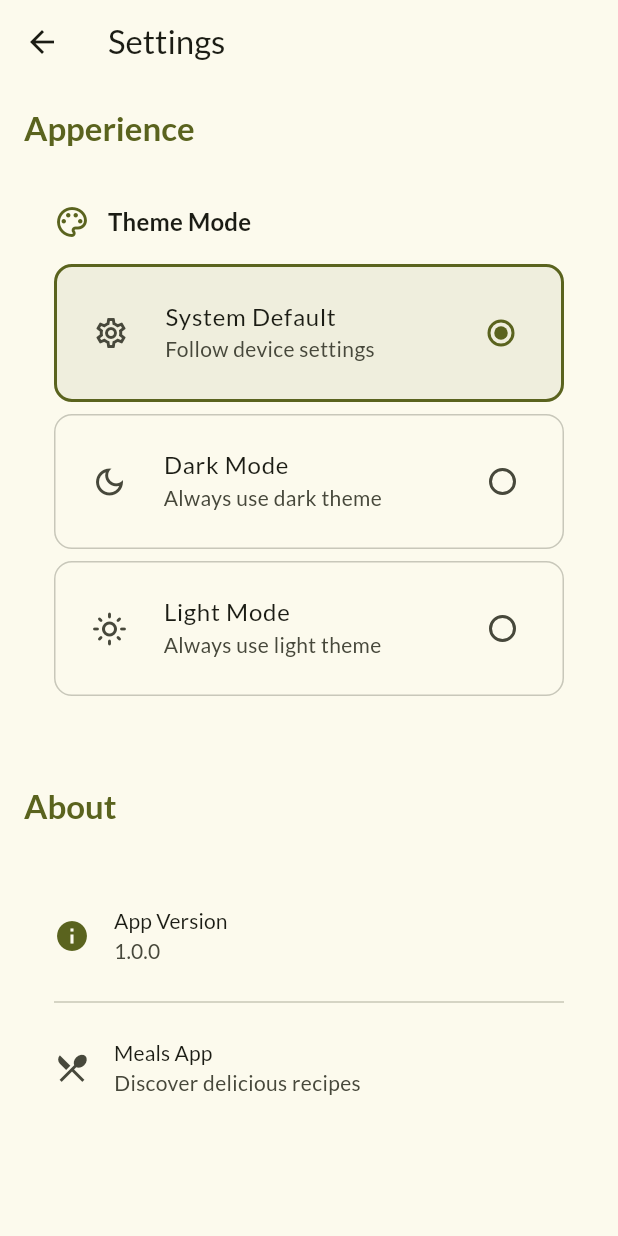
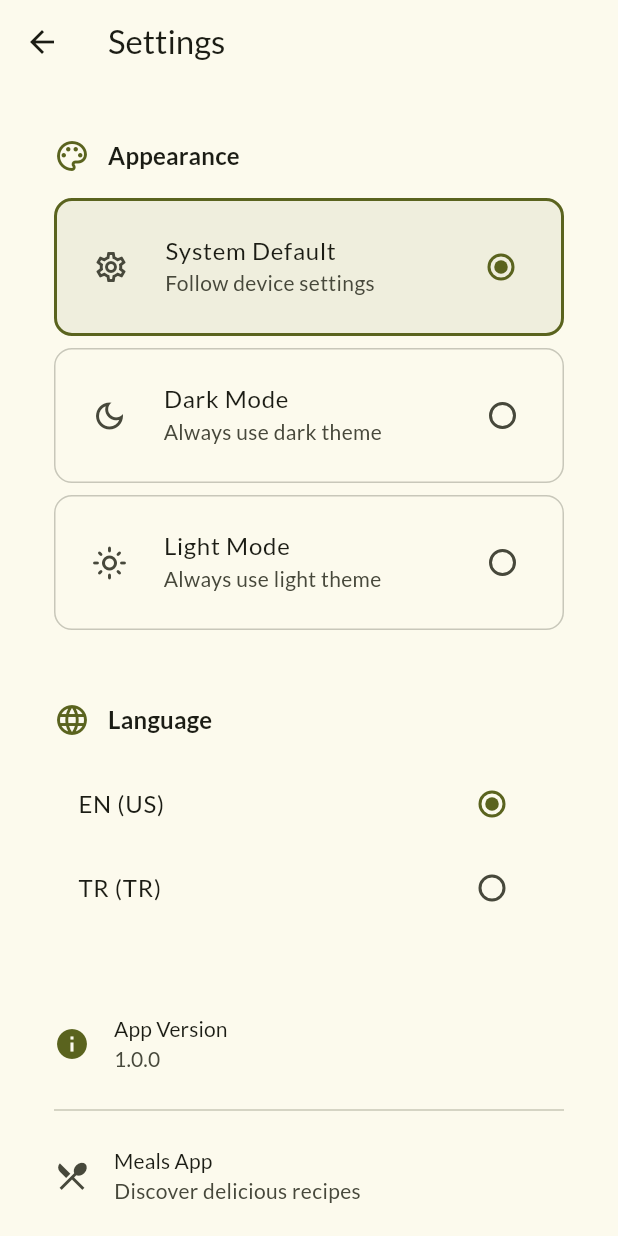
Before and after one commit to Flutter-Egitim/Meals-App, a Flutter app: the screen it shows after launch, after a tap on the "settings" icon, on a phone screen of 412 x 824 dp. Run offline on Flutter 3.47's test engine with Material 3 defaults, Android fonts, the phone set to English and light mode, and no system bars; our stand-ins replace easy_localization, google_fonts, shared_preferences, transparent_image.

```diff
--- a/lib/main.dart
+++ b/lib/main.dart
@@ -1,16 +1,25 @@
+import 'package:easy_localization/easy_localization.dart';
 import 'package:flutter/material.dart';
 import 'package:google_fonts/google_fonts.dart';
 import 'package:meals_app/providers/theme_provider.dart';
 import 'package:meals_app/widget_tree.dart';
 import 'package:provider/provider.dart';
 
-void main() {
+void main() async {
   WidgetsFlutterBinding.ensureInitialized();
+  await EasyLocalization.ensureInitialized();
 
   final themeProvider = ThemeProvider();
   themeProvider.loadThemeMode();
 
-  runApp(ChangeNotifierProvider.value(value: themeProvider, child: App()));
+  runApp(
+    EasyLocalization(
+      supportedLocales: [Locale('en', 'US'), Locale('tr', 'TR')],
+      path: 'assets/translations',
+      fallbackLocale: Locale('tr', 'TR'),
+      child: ChangeNotifierProvider.value(value: themeProvider, child: App()),
+    ),
+  );
 }
 
 class App extends StatelessWidget {
@@ -37,6 +46,11 @@ class App extends StatelessWidget {
             textTheme: GoogleFonts.latoTextTheme(),
           ),
           themeMode: themeProvider.themeMode,
+
+          localizationsDelegates: context.localizationDelegates,
+          supportedLocales: context.supportedLocales,
+          locale: context.locale,
+
           home: const WidgetTree(),
         );
       },
--- a/lib/screens/settings_screen.dart
+++ b/lib/screens/settings_screen.dart
@@ -1,3 +1,4 @@
+import 'package:easy_localization/easy_localization.dart';
 import 'package:flutter/material.dart';
 import 'package:meals_app/providers/theme_provider.dart';
 import 'package:provider/provider.dart';
@@ -37,7 +38,7 @@ class _SettingsScreenState extends State<SettingsScreen> {
                 ),
                 SizedBox(width: 12),
                 Text(
-                  "Theme Mode",
+                  context.tr("Settings.themeModeTitle"),
                   style: Theme.of(context).textTheme.titleMedium!.copyWith(
                     color: Theme.of(context).colorScheme.onSurface,
                     fontWeight: FontWeight.w600,
@@ -49,22 +50,22 @@ class _SettingsScreenState extends State<SettingsScreen> {
             _buildThemeOption(
               themeProvider,
               ThemeMode.system,
-              "System Default",
-              "Follow device settings",
+              context.tr("Settings.systemDefault"),
+              context.tr("Settings.systemDefaultDesc"),
               Icons.settings_outlined,
             ),
             _buildThemeOption(
               themeProvider,
               ThemeMode.dark,
-              "Dark Mode",
-              "Always use dark theme",
+              context.tr("Settings.darkmode"),
+              context.tr("Settings.darkmodeDesc"),
               Icons.dark_mode_outlined,
             ),
             _buildThemeOption(
               themeProvider,
               ThemeMode.light,
-              "Light Mode",
-              "Always use light theme",
+              context.tr("Settings.light"),
+              context.tr("Settings.lightDesc"),
               Icons.light_mode_outlined,
             ),
           ],
@@ -128,13 +129,13 @@ class _SettingsScreenState extends State<SettingsScreen> {
                 color: Theme.of(context).colorScheme.primary,
               ),
               title: Text(
-                "App Version",
+                context.tr("Settings.appVersionTitle"),
                 style: Theme.of(context).textTheme.titleSmall!.copyWith(
                   color: Theme.of(context).colorScheme.onSurface,
                 ),
               ),
               subtitle: Text(
-                "1.0.0",
+                context.tr("Settings.appVersion"),
                 style: Theme.of(context).textTheme.titleSmall!.copyWith(
                   color: Theme.of(context).colorScheme.onSurfaceVariant,
                 ),
@@ -145,13 +146,68 @@ class _SettingsScreenState extends State<SettingsScreen> {
             ListTile(
               leading: Icon(Icons.restaurant_menu),
               title: Text(
-                "Meals App",
+                context.tr("Settings.appName"),
                 style: Theme.of(context).textTheme.titleSmall!.copyWith(
                   color: Theme.of(context).colorScheme.onSurface,
                 ),
               ),
-              subtitle: Text("Discover delicious recipes"),
+              subtitle: Text(context.tr("Settings.appDesc")),
               contentPadding: EdgeInsets.zero,
+            ),
+          ],
+        ),
+      ),
+    );
+  }
+
+  Widget _buildLanguageCard() {
+    final easyLocalization = EasyLocalization.of(context)!;
+    final suspportedLocales = easyLocalization.supportedLocales;
+    final currentLocale = easyLocalization.currentLocale;
+
+    return Card(
+      color: Colors.transparent,
+      elevation: 0,
+      child: Padding(
+        padding: EdgeInsets.all(16),
+        child: Column(
+          children: [
+            Row(
+              children: [
+                Icon(
+                  Icons.language,
+                  color: Theme.of(context).colorScheme.primary,
+                ),
+                SizedBox(width: 12),
+                Text(
+                  tr("Settings.language"),
+                  style: Theme.of(context).textTheme.titleMedium!.copyWith(
+                    color: Theme.of(context).colorScheme.onSurface,
+                    fontWeight: FontWeight.w600,
+                  ),
+                ),
+              ],
+            ),
+            SizedBox(height: 16),
+            ...suspportedLocales.map(
+              (locale) => ListTile(
+                title: Text(
+                  locale.languageCode.toUpperCase() +
+                      (locale.countryCode != null
+                          ? " (${locale.countryCode})"
+                          : ""),
+                ),
+                trailing: Radio<Locale>(
+                  value: locale,
+                  groupValue: currentLocale,
+                  onChanged: (Locale? value) {
+                    if (value != null) {
+                      context.setLocale(value);
+                    }
+                  },
+                ),
+                onTap: () => context.setLocale(locale),
+              ),
             ),
           ],
         ),
@@ -162,7 +218,10 @@ class _SettingsScreenState extends State<SettingsScreen> {
   @override
   Widget build(BuildContext context) {
     return Scaffold(
-      appBar: AppBar(title: Text("Settings"), centerTitle: false),
+      appBar: AppBar(
+        title: Text(context.tr("Settings.screenTitle")),
+        centerTitle: false,
+      ),
       body: Consumer<ThemeProvider>(
         builder: (context, themeProvider, child) {
           return SingleChildScrollView(
@@ -170,13 +229,16 @@ class _SettingsScreenState extends State<SettingsScreen> {
             child: Column(
               crossAxisAlignment: CrossAxisAlignment.start,
               children: [
-                _buildSectionHeader("Apperience"),
-                SizedBox(height: 16),
+                // _buildSectionHeader(context.tr("Settings.themeModeTitle")),
+                // SizedBox(height: 16),
                 _buildThemeCard(themeProvider),
-                SizedBox(height: 32),
+                // SizedBox(height: 32),
 
-                _buildSectionHeader("About"),
-                SizedBox(height: 16),
+                // _buildSectionHeader(tr("Settings.language")),
+                _buildLanguageCard(),
+
+                // _buildSectionHeader(context.tr("Settings.aboutTitle")),
+                // SizedBox(height: 16),
                 _buildInfoCard(),
               ],
             ),
--- a/pubspec.yaml
+++ b/pubspec.yaml
@@ -38,6 +38,7 @@ dependencies:
   transparent_image: ^2.0.1
   provider: ^6.1.5
   shared_preferences: ^2.5.3
+  easy_localization: ^3.0.8
 
 dev_dependencies:
   flutter_test:
@@ -61,7 +62,8 @@ flutter:
   uses-material-design: true
 
   # To add assets to your application, add an assets section, like this:
-  # assets:
+  assets:
+    - assets/translations/
   #   - images/a_dot_burr.jpeg
   #   - images/a_dot_ham.jpeg
 
```
Also changed, not shown: assets/translations/en-US.json (added, +18 -0 lines), assets/translations/tr-TR.json (added, +18 -0 lines), pubspec.lock, 1 other file.
